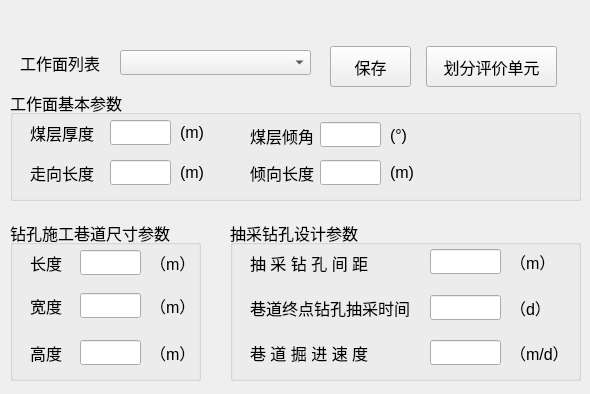
This is python/cbm/uifiles/eval_unit_dlg.ui in wyrover/cbm as Qt 5 draws it before an edit. The edited form follows.
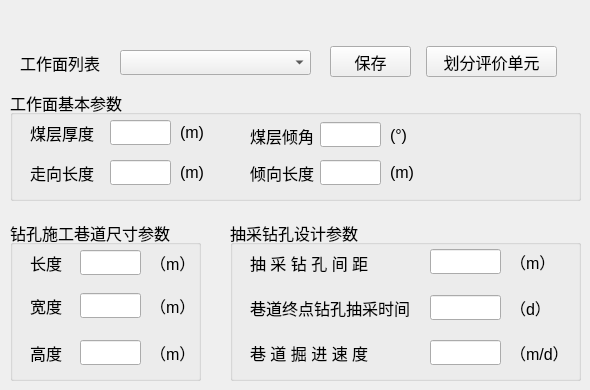
This is the edited form. Icons and pictures are not drawn.

The edit to the form file:
```diff
--- a/python/cbm/uifiles/eval_unit_dlg.ui
+++ b/python/cbm/uifiles/eval_unit_dlg.ui
@@ -7,7 +7,7 @@
     <x>0</x>
     <y>0</y>
     <width>590</width>
-    <height>394</height>
+    <height>390</height>
    </rect>
   </property>
   <property name="windowTitle">
@@ -614,7 +614,7 @@
       <x>426</x>
       <y>16</y>
       <width>131</width>
-      <height>41</height>
+      <height>31</height>
      </rect>
     </property>
     <property name="font">
@@ -632,7 +632,7 @@
       <x>330</x>
       <y>16</y>
       <width>81</width>
-      <height>41</height>
+      <height>31</height>
      </rect>
     </property>
     <property name="font">
```
